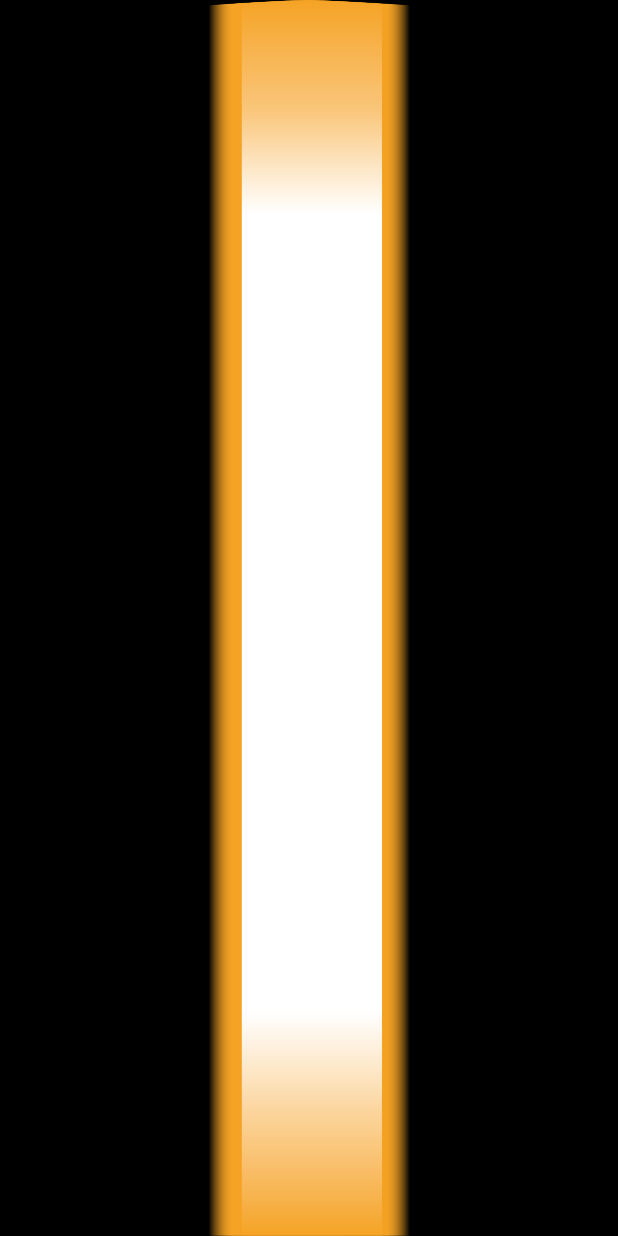
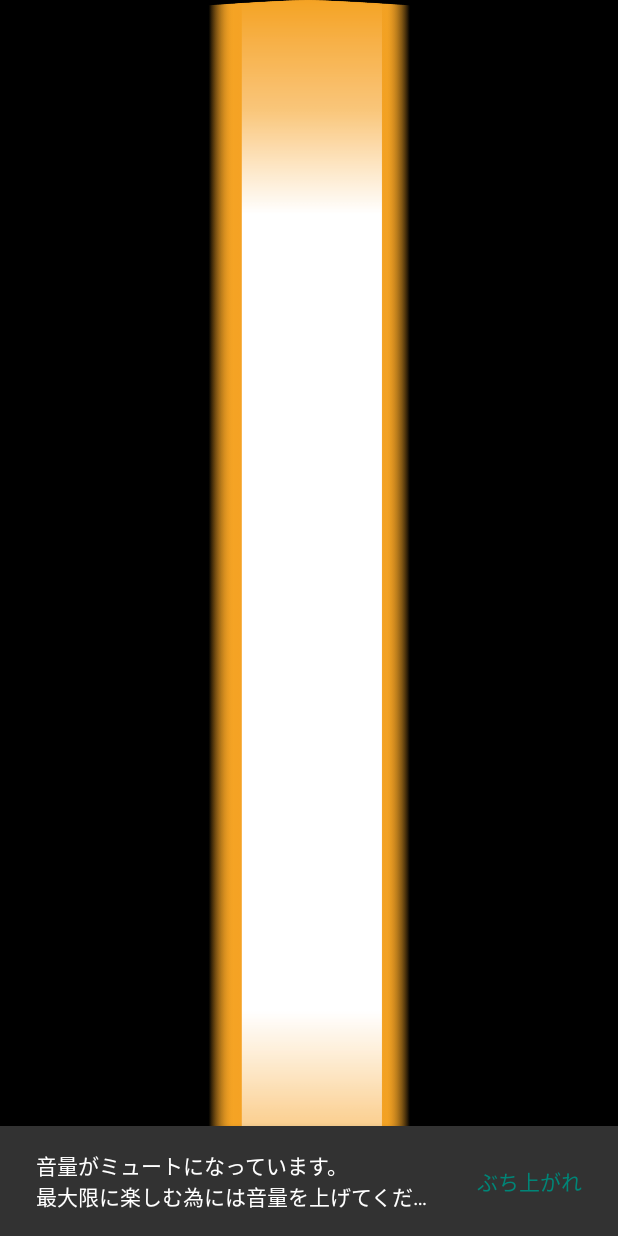
Before and after one commit to tumugin/NowPlayingV2, an Android app: the UOActivity screen opened directly, with no data from a screen before it, on a phone screen of 412 x 824 dp. Run offline under Robolectric (Android 15) with nearby library versions, the phone set to English and light mode, and no system bars; our stand-ins replace ButterKnife; libraries missing offline, so code that uses them is left out: kotlin.coroutines.experimental, kotlinx.coroutines.experimental; 4 statements that could not run were skipped.

Commit message:
ぶち上がれ

```diff
--- a/app/src/main/java/com/myskng/virtualchemlight/Activity/UOActivity.kt
+++ b/app/src/main/java/com/myskng/virtualchemlight/Activity/UOActivity.kt
@@ -1,17 +1,16 @@
 package com.myskng.virtualchemlight.Activity
 
 import android.content.Context
+import android.media.AudioManager
 import android.media.MediaPlayer
 import android.os.Build
 import android.support.v7.app.AppCompatActivity
 import android.os.Bundle
 import android.os.VibrationEffect
 import android.os.Vibrator
+import android.support.design.widget.Snackbar
 import android.util.Log
-import android.view.GestureDetector
-import android.view.MotionEvent
-import android.view.ViewPropertyAnimator
-import android.view.WindowManager
+import android.view.*
 import android.widget.ImageView
 import butterknife.BindView
 import butterknife.ButterKnife
@@ -30,6 +29,8 @@ class UOActivity : AppCompatActivity() {
     lateinit var uoImageViewNormal: ImageView
     @BindView(R.id.UOimageViewOFF)
     lateinit var uoImageViewOFF: ImageView
+
+    val parentView by lazy { findViewById<View>(android.R.id.content) }
 
     private lateinit var uoSensor: UOSensor
     private lateinit var uoSound: MediaPlayer
@@ -84,6 +85,18 @@ class UOActivity : AppCompatActivity() {
         lp.screenBrightness = WindowManager.LayoutParams.BRIGHTNESS_OVERRIDE_FULL
         window.attributes = lp
         window.addFlags(WindowManager.LayoutParams.FLAG_KEEP_SCREEN_ON)
+        //get volume and show notification
+        val audioManager = getSystemService(Context.AUDIO_SERVICE) as AudioManager
+        val musicVolume = audioManager.getStreamVolume(AudioManager.STREAM_MUSIC)
+        if (musicVolume == 0) {
+            with(Snackbar.make(parentView, getText(R.string.message_volume_min), Snackbar.LENGTH_LONG)) {
+                this.setAction(getText(R.string.text_setvolumemax)) {
+                    val maxvol = audioManager.getStreamMaxVolume(AudioManager.STREAM_MUSIC)
+                    audioManager.setStreamVolume(AudioManager.STREAM_MUSIC, maxvol, AudioManager.FLAG_SHOW_UI)
+                }
+                this.show()
+            }
+        }
     }
 
     private fun onUOIgnition() {
@@ -155,7 +168,7 @@ class UOActivity : AppCompatActivity() {
 
     override fun dispatchTouchEvent(event: MotionEvent?): Boolean {
         gestureDetector.onTouchEvent(event)
-        return super.onTouchEvent(event)
+        return super.dispatchTouchEvent(event)
     }
 
     override fun onPause() {
--- a/app/src/main/res/values/strings.xml
+++ b/app/src/main/res/values/strings.xml
@@ -7,4 +7,6 @@
     <string name="title_activity_settings">設定</string>
     <string name="set_category_penlight">ペンライトの設定</string>
     <string name="uo_force">ペンライトを点火する加速度の閾値(m/s^2)</string>
+    <string name="message_volume_min">音量がミュートになっています。\n最大限に楽しむ為には音量を上げてください。</string>
+    <string name="text_setvolumemax">ぶち上がれ</string>
 </resources>
```
